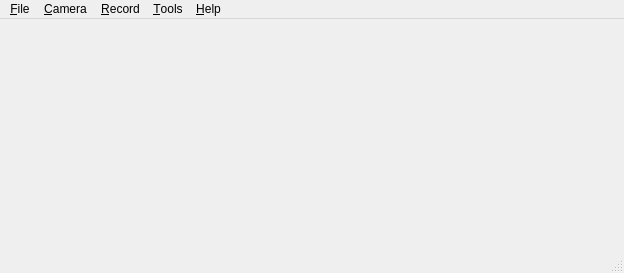
Old version of the form Holovibes/main_window.ui in the repository DigitalHolography/Holovibes.
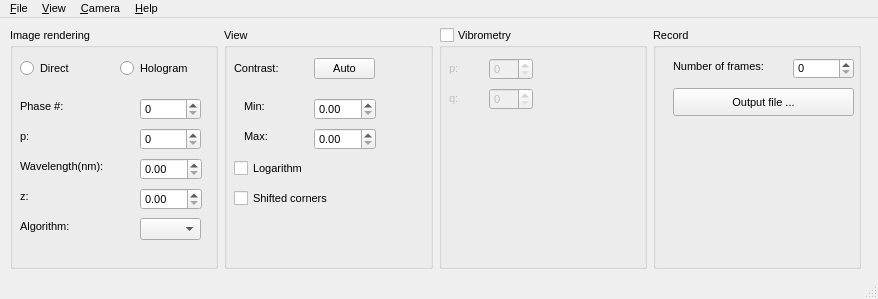
New version of the form. Custom widgets are drawn as their Qt base class.

Commit message: Custom slot for menu show and hide function

The edit to the form file:
```diff
--- a/Holovibes/main_window.ui
+++ b/Holovibes/main_window.ui
@@ -6,20 +6,430 @@
    <rect>
     <x>0</x>
     <y>0</y>
-    <width>624</width>
-    <height>273</height>
+    <width>878</width>
+    <height>299</height>
    </rect>
   </property>
+  <property name="font">
+   <font>
+    <pointsize>8</pointsize>
+   </font>
+  </property>
   <property name="windowTitle">
    <string>Holovibes</string>
   </property>
-  <widget class="QWidget" name="centralwidget"/>
+  <widget class="QWidget" name="centralwidget">
+   <widget class="QWidget" name="gridLayoutWidget">
+    <property name="geometry">
+     <rect>
+      <x>10</x>
+      <y>10</y>
+      <width>851</width>
+      <height>241</height>
+     </rect>
+    </property>
+    <layout class="QGridLayout" name="gridLayout">
+     <item row="0" column="1">
+      <widget class="gui::GroupBox" name="View">
+       <property name="visible">
+         <bool>false</bool>
+       </property>
+       <property name="enabled">
+        <bool>true</bool>
+       </property>
+       <property name="font">
+        <font>
+         <pointsize>8</pointsize>
+         <kerning>true</kerning>
+        </font>
+       </property>
+       <property name="title">
+        <string>View</string>
+       </property>
+       <property name="flat">
+        <bool>false</bool>
+       </property>
+       <widget class="QCheckBox" name="checkBox">
+        <property name="geometry">
+         <rect>
+          <x>10</x>
+          <y>130</y>
+          <width>101</width>
+          <height>21</height>
+         </rect>
+        </property>
+        <property name="font">
+         <font>
+          <pointsize>8</pointsize>
+         </font>
+        </property>
+        <property name="text">
+         <string>Logarithm</string>
+        </property>
+       </widget>
+       <widget class="QLabel" name="label_6">
+        <property name="geometry">
+         <rect>
+          <x>10</x>
+          <y>30</y>
+          <width>53</width>
+          <height>21</height>
+         </rect>
+        </property>
+        <property name="text">
+         <string>Contrast:</string>
+        </property>
+       </widget>
+       <widget class="QCheckBox" name="checkBox_2">
+        <property name="geometry">
+         <rect>
+          <x>10</x>
+          <y>160</y>
+          <width>121</width>
+          <height>21</height>
+         </rect>
+        </property>
+        <property name="text">
+         <string>Shifted corners</string>
+        </property>
+       </widget>
+       <widget class="QLabel" name="label_7">
+        <property name="geometry">
+         <rect>
+          <x>20</x>
+          <y>70</y>
+          <width>53</width>
+          <height>16</height>
+         </rect>
+        </property>
+        <property name="text">
+         <string>Min:</string>
+        </property>
+       </widget>
+       <widget class="QLabel" name="label_8">
+        <property name="geometry">
+         <rect>
+          <x>20</x>
+          <y>100</y>
+          <width>53</width>
+          <height>16</height>
+         </rect>
+        </property>
+        <property name="text">
+         <string>Max:</string>
+        </property>
+       </widget>
+       <widget class="QPushButton" name="pushButton">
+        <property name="geometry">
+         <rect>
+          <x>90</x>
+          <y>30</y>
+          <width>61</width>
+          <height>21</height>
+         </rect>
+        </property>
+        <property name="text">
+         <string>Auto</string>
+        </property>
+       </widget>
+       <widget class="QDoubleSpinBox" name="doubleSpinBox_3">
+        <property name="geometry">
+         <rect>
+          <x>90</x>
+          <y>70</y>
+          <width>62</width>
+          <height>22</height>
+         </rect>
+        </property>
+       </widget>
+       <widget class="QDoubleSpinBox" name="doubleSpinBox_4">
+        <property name="geometry">
+         <rect>
+          <x>90</x>
+          <y>100</y>
+          <width>62</width>
+          <height>22</height>
+         </rect>
+        </property>
+       </widget>
+      </widget>
+     </item>
+     <item row="0" column="0">
+      <widget class="gui::GroupBox" name="ImageRendering">
+       <property name="font">
+        <font>
+         <pointsize>8</pointsize>
+        </font>
+       </property>
+       <property name="title">
+        <string>Image rendering</string>
+       </property>
+       <property name="flat">
+        <bool>false</bool>
+       </property>
+       <widget class="QRadioButton" name="radioButton">
+        <property name="geometry">
+         <rect>
+          <x>10</x>
+          <y>30</y>
+          <width>95</width>
+          <height>21</height>
+         </rect>
+        </property>
+        <property name="text">
+         <string>Direct</string>
+        </property>
+       </widget>
+       <widget class="QRadioButton" name="radioButton_2">
+        <property name="geometry">
+         <rect>
+          <x>110</x>
+          <y>30</y>
+          <width>95</width>
+          <height>21</height>
+         </rect>
+        </property>
+        <property name="text">
+         <string>Hologram</string>
+        </property>
+       </widget>
+       <widget class="QSpinBox" name="spinBox">
+        <property name="geometry">
+         <rect>
+          <x>130</x>
+          <y>70</y>
+          <width>61</width>
+          <height>22</height>
+         </rect>
+        </property>
+       </widget>
+       <widget class="QLabel" name="label">
+        <property name="geometry">
+         <rect>
+          <x>10</x>
+          <y>70</y>
+          <width>53</width>
+          <height>16</height>
+         </rect>
+        </property>
+        <property name="text">
+         <string>Phase #:</string>
+        </property>
+       </widget>
+       <widget class="QSpinBox" name="spinBox_2">
+        <property name="geometry">
+         <rect>
+          <x>130</x>
+          <y>100</y>
+          <width>61</width>
+          <height>22</height>
+         </rect>
+        </property>
+       </widget>
+       <widget class="QLabel" name="label_2">
+        <property name="geometry">
+         <rect>
+          <x>10</x>
+          <y>100</y>
+          <width>53</width>
+          <height>16</height>
+         </rect>
+        </property>
+        <property name="text">
+         <string>p:</string>
+        </property>
+       </widget>
+       <widget class="QLabel" name="label_3">
+        <property name="geometry">
+         <rect>
+          <x>10</x>
+          <y>130</y>
+          <width>111</width>
+          <height>16</height>
+         </rect>
+        </property>
+        <property name="text">
+         <string>Wavelength(nm):</string>
+        </property>
+       </widget>
+       <widget class="QDoubleSpinBox" name="doubleSpinBox">
+        <property name="geometry">
+         <rect>
+          <x>130</x>
+          <y>130</y>
+          <width>62</width>
+          <height>22</height>
+         </rect>
+        </property>
+       </widget>
+       <widget class="QLabel" name="label_4">
+        <property name="geometry">
+         <rect>
+          <x>10</x>
+          <y>160</y>
+          <width>53</width>
+          <height>16</height>
+         </rect>
+        </property>
+        <property name="text">
+         <string>z:</string>
+        </property>
+       </widget>
+       <widget class="QDoubleSpinBox" name="doubleSpinBox_2">
+        <property name="geometry">
+         <rect>
+          <x>130</x>
+          <y>160</y>
+          <width>62</width>
+          <height>22</height>
+         </rect>
+        </property>
+       </widget>
+       <widget class="QLabel" name="label_5">
+        <property name="geometry">
+         <rect>
+          <x>10</x>
+          <y>190</y>
+          <width>81</width>
+          <height>16</height>
+         </rect>
+        </property>
+        <property name="text">
+         <string>Algorithm:</string>
+        </property>
+       </widget>
+       <widget class="QComboBox" name="comboBox">
+        <property name="geometry">
+         <rect>
+          <x>130</x>
+          <y>190</y>
+          <width>61</width>
+          <height>22</height>
+         </rect>
+        </property>
+       </widget>
+      </widget>
+     </item>
+     <item row="0" column="2">
+      <widget class="gui::GroupBox" name="Vibrometry">
+       <property name="title">
+        <string>Vibrometry</string>
+       </property>
+       <property name="visible">
+         <bool>false</bool>
+       </property>
+       <property name="flat">
+        <bool>false</bool>
+       </property>
+       <property name="checkable">
+        <bool>true</bool>
+       </property>
+       <property name="checked">
+        <bool>false</bool>
+       </property>
+       <widget class="QLabel" name="label_9">
+        <property name="geometry">
+         <rect>
+          <x>10</x>
+          <y>30</y>
+          <width>31</width>
+          <height>21</height>
+         </rect>
+        </property>
+        <property name="text">
+         <string>p:</string>
+        </property>
+       </widget>
+       <widget class="QSpinBox" name="spinBox_3">
+        <property name="geometry">
+         <rect>
+          <x>50</x>
+          <y>30</y>
+          <width>44</width>
+          <height>22</height>
+         </rect>
+        </property>
+       </widget>
+       <widget class="QSpinBox" name="spinBox_4">
+        <property name="geometry">
+         <rect>
+          <x>50</x>
+          <y>60</y>
+          <width>44</width>
+          <height>22</height>
+         </rect>
+        </property>
+       </widget>
+       <widget class="QLabel" name="label_10">
+        <property name="geometry">
+         <rect>
+          <x>10</x>
+          <y>60</y>
+          <width>31</width>
+          <height>21</height>
+         </rect>
+        </property>
+        <property name="text">
+         <string>q:</string>
+        </property>
+       </widget>
+      </widget>
+     </item>
+     <item row="0" column="3">
+      <widget class="gui::GroupBox" name="Record">
+       <property name="title">
+        <string>Record</string>
+       </property>
+       <property name="flat">
+        <bool>false</bool>
+       </property>
+       <widget class="QLabel" name="label_11">
+        <property name="geometry">
+         <rect>
+          <x>20</x>
+          <y>30</y>
+          <width>111</width>
+          <height>16</height>
+         </rect>
+        </property>
+        <property name="text">
+         <string>Number of frames:</string>
+        </property>
+       </widget>
+       <widget class="QSpinBox" name="spinBox_5">
+        <property name="geometry">
+         <rect>
+          <x>140</x>
+          <y>30</y>
+          <width>61</width>
+          <height>21</height>
+         </rect>
+        </property>
+       </widget>
+       <widget class="QPushButton" name="pushButton_2">
+        <property name="geometry">
+         <rect>
+          <x>20</x>
+          <y>60</y>
+          <width>181</width>
+          <height>28</height>
+         </rect>
+        </property>
+        <property name="text">
+         <string>Output file ...</string>
+        </property>
+       </widget>
+      </widget>
+     </item>
+    </layout>
+   </widget>
+  </widget>
   <widget class="QMenuBar" name="menubar">
    <property name="geometry">
     <rect>
      <x>0</x>
      <y>0</y>
-     <width>624</width>
+     <width>878</width>
      <height>22</height>
     </rect>
    </property>
@@ -45,19 +455,6 @@
     <addaction name="menu_Model"/>
     <addaction name="actionSettings"/>
    </widget>
-   <widget class="QMenu" name="menu_Record">
-    <property name="title">
-     <string>&amp;Record</string>
-    </property>
-    <addaction name="actionStart"/>
-    <addaction name="actionSettings_2"/>
-   </widget>
-   <widget class="QMenu" name="menu_Tools">
-    <property name="title">
-     <string>&amp;Tools</string>
-    </property>
-    <addaction name="actionAuto_contrast"/>
-   </widget>
    <widget class="QMenu" name="menu_Help">
     <property name="title">
      <string>&amp;Help</string>
@@ -65,10 +462,18 @@
     <addaction name="actionDocumentation"/>
     <addaction name="actionCredits"/>
    </widget>
+   <widget class="QMenu" name="menu_View">
+    <property name="title">
+     <string>&amp;View</string>
+    </property>
+    <addaction name="actionImage_rendering"/>
+    <addaction name="actionView"/>
+    <addaction name="actionSpecial"/>
+    <addaction name="actionRecord"/>
+   </widget>
    <addaction name="menu_File"/>
+   <addaction name="menu_View"/>
    <addaction name="menu_Camera"/>
-   <addaction name="menu_Record"/>
-   <addaction name="menu_Tools"/>
    <addaction name="menu_Help"/>
   </widget>
   <widget class="QStatusBar" name="statusbar"/>
@@ -128,6 +533,17 @@
    </property>
   </action>
  </widget>
+ <customwidgets>
+  <customwidget>
+   <class>gui::GroupBox</class>
+   <extends>QGroupBox</extends>
+   <header>../gui_group_box.hh</header>
+   <container>1</container>
+   <slots>
+    <slot>ShowOrHide()</slot>
+   </slots>
+  </customwidget>
+ </customwidgets>
  <resources/>
  <connections/>
 </ui>
```
Left out of the diff: 126 changed lines with no effect on the pictures. The commit also changes 5 other files.
